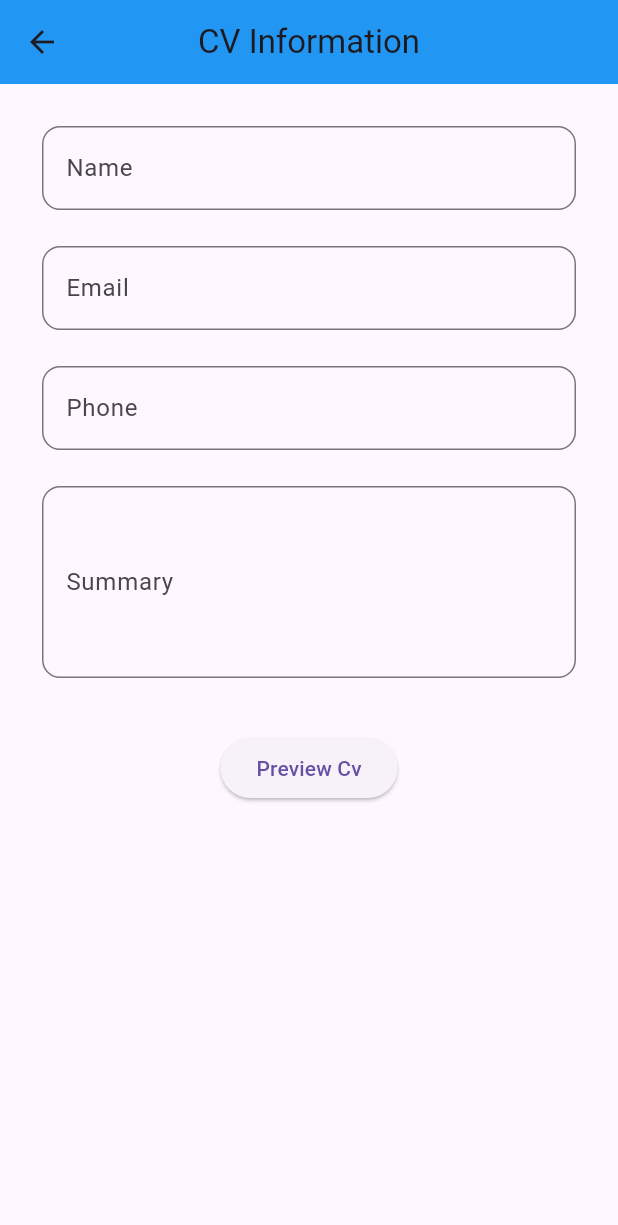
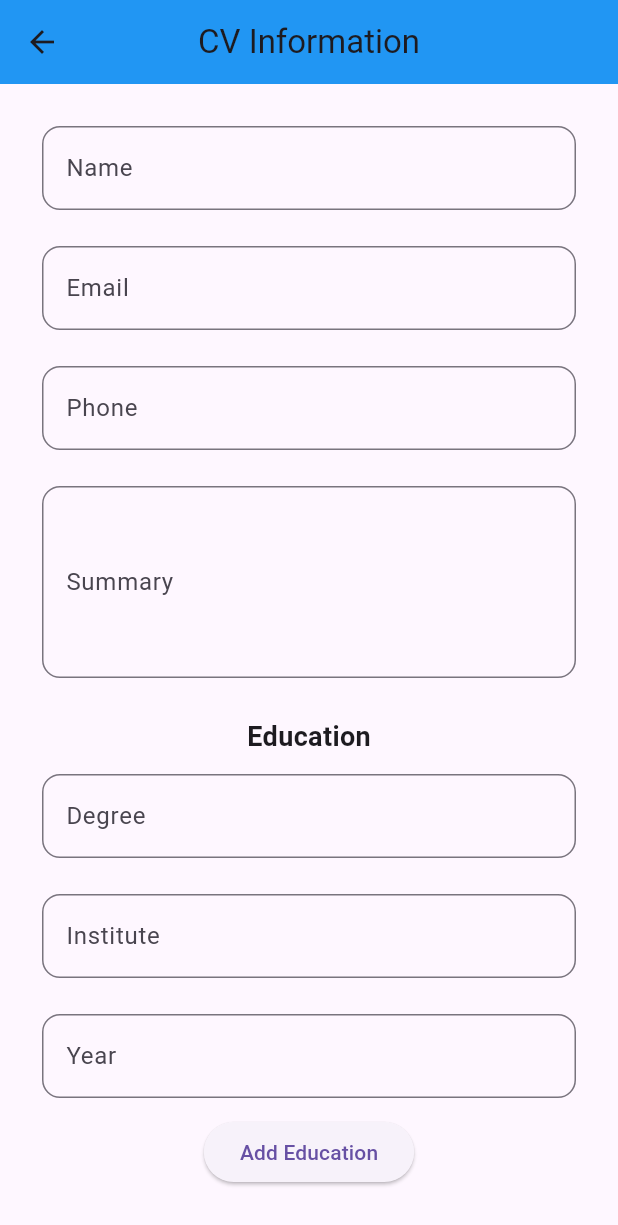
Before and after one commit to CM-Kali/Resume_builder, a Flutter app: the cvformView screen opened by its route, on a phone screen of 412 x 824 dp. Shown: the top 1225 px of the screen. Run offline on Flutter 3.47's test engine with Material 3 defaults, Android fonts, the phone set to English and light mode, and no system bars; our stand-ins replace get.

Commit message:
Educational Module Added

```diff
--- a/lib/controllers/cv_controller.dart
+++ b/lib/controllers/cv_controller.dart
@@ -1,13 +1,25 @@
 import 'package:get/get.dart';
+import 'package:resume_app/models/education_model.dart';
 
 class CvController extends GetxController{
   final name=''.obs;
   final email=''.obs;
   final phone=''.obs;
   final summary=''.obs;
+  final RxList<EducationModel> educationlist=<EducationModel>[].obs;
 
   void updateName(String value)=>name.value=value;
   void updateEmail(String value)=>email.value=value;
   void updatePhone(String value)=>phone.value=value;
   void updateSummary(String value)=>summary.value=value;
+  void addEduaction(String degree,String institute,String year){
+    educationlist.add(
+      EducationModel(degree: degree, institute: institute, year: year),
+
+    );
+
+  }
+  void removeEducation(int index){
+    educationlist.removeAt(index);
+  }
 }
--- /dev/null
+++ b/lib/models/education_model.dart
@@ -0,0 +1,7 @@
+class EducationModel{
+  String degree;
+  String institute;
+  String year;
+
+   EducationModel({required this.degree,required this.institute,required this.year});
+}
--- a/lib/views/cv_form_view.dart
+++ b/lib/views/cv_form_view.dart
@@ -3,48 +3,100 @@ import 'package:get/get.dart';
 import 'package:resume_app/app/routes.dart';
 import 'package:resume_app/widgets/custom_text_field.dart';
 import 'package:resume_app/controllers/cv_controller.dart';
+
 class cvformView extends StatelessWidget {
   cvformView({super.key});
-  final CvController controller=Get.put(CvController());
+  final CvController controller = Get.put(CvController());
+  final degreeController = TextEditingController();
+  final instituteController = TextEditingController();
+  final yearController = TextEditingController();
 
   @override
   Widget build(BuildContext context) {
-    return  Scaffold(
+    return Scaffold(
       appBar: AppBar(
         title: Text("CV Information"),
         backgroundColor: Colors.blue,
         centerTitle: true,
-
       ),
       body: Padding(
         padding: EdgeInsetsGeometry.all(16),
         child: SingleChildScrollView(
           child: Column(
             children: [
+              customTextField(label: "Name", onchange: controller.updateName),
+              customTextField(label: "Email", onchange: controller.updateEmail),
+              customTextField(label: "Phone", onchange: controller.updatePhone),
               customTextField(
-              label: "Name",
-                onchange: controller.updateName,
-              ),
-              customTextField(label: "Email",
-                  onchange: controller.updateEmail,
-              ),
-              customTextField(label: "Phone",
-                  onchange: controller.updatePhone,
-              ),
-              customTextField(label: "Summary",
+                label: "Summary",
                 onchange: controller.updateSummary,
                 maxlines: 4,
               ),
-              const SizedBox(height: 24,),
-              ElevatedButton(onPressed: (){
+              const SizedBox(height: 14),
+              Text(
+                "Education",
+                style: TextStyle(fontSize: 18, fontWeight: FontWeight.bold),
+              ),
+              customTextField(
+                label: "Degree",
+                onchange: (value) => degreeController.text = value,
+              ),
+              customTextField(
+                label: "Institute",
+                onchange: (value) => instituteController.text = value,
+              ),
+              customTextField(
+                label: "Year",
+                onchange: (value) => yearController.text = value,
+              ),
+              ElevatedButton(
+                onPressed: () {
+                  controller.addEduaction(
+                    degreeController.text,
+                    instituteController.text,
+                    yearController.text,
+                  );
+                  degreeController.clear();
+                  instituteController.clear();
+                  yearController.clear();
+                },
+                child: Text("Add Education"),
+              ),
+              Obx(
+                  ()=>ListView.builder(
+                    itemCount: controller.educationlist.length,
+                      shrinkWrap: true,
+                      physics: NeverScrollableScrollPhysics(),
+
+                      itemBuilder:(context,index){
+                        final edu=controller.educationlist[index];
+                        return Card(
+                          child: ListTile(
+                            title: Text(edu.degree),
+                            subtitle: Text("${edu.institute}-${edu.year}"),
+                            trailing: IconButton(onPressed: (){
+                              controller.removeEducation(index);
+                            },
+                                icon: Icon(Icons.delete,color: Colors.red,)),
+
+                          ),
+
+                        );
+
+                      }
+
+                  ),
+              ),
+              SizedBox(height: 18),
+              ElevatedButton(
+                onPressed: () {
                   Get.toNamed(AppRoutes.preview);
-              }, child: Text("Preview Cv")),
+                },
+                child: Text("Preview Cv"),
+              ),
             ],
           ),
         ),
-
-
-
       ),
     );
   }
--- a/lib/widgets/custom_text_field.dart
+++ b/lib/widgets/custom_text_field.dart
@@ -2,11 +2,14 @@ import 'package:flutter/material.dart';
 class customTextField extends StatelessWidget {
   final String label;
   final int maxlines;
+  final TextEditingController? controller;
   final Function(String) onchange;
   const customTextField({
     required this.label,
     this.maxlines=1,
+    this.controller,
     required this.onchange,
+
 
   });
 
@@ -15,8 +18,13 @@ class customTextField extends StatelessWidget {
     return Padding(
       padding: const EdgeInsets.all(12),
       child: TextField(
+        controller: controller,
         maxLines: maxlines,
-        onChanged: onchange,
+        onChanged: (value)=>{
+          if(onchange !=Null){
+            onchange!(value),
+          }
+        },
         decoration: InputDecoration(
           labelText: label,
           border: OutlineInputBorder(
```
Also changed, not shown: lib/views/preview_view.dart (+9 -1 lines). Lines whose indentation alone changed are shown as unchanged.
